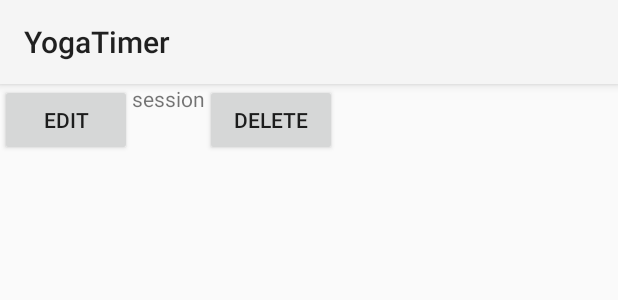
After one commit to gngable/YogaTimer, an Android app: the layout list_item_session.xml on its own in the app's theme, with its tools: preview values and no code run, on a phone screen of 412 x 824 dp. The commit adds this screen. Shown: the top 300 px of the screen. Run offline under Robolectric (Android 15) with nearby library versions, the phone set to English and light mode, and no system bars.

Commit message:
Filled out functionality for the session activity

```diff
--- /dev/null
+++ b/YogaTimer/app/src/main/res/layout/list_item_session.xml
@@ -0,0 +1,29 @@
+<LinearLayout xmlns:android="http://schemas.android.com/apk/res/android"
+    android:layout_width="wrap_content"
+    android:layout_height="match_parent"
+    android:orientation="horizontal">
+
+	<Button
+		android:id="@+id/list_item_sessionEditButton"
+		android:layout_width="wrap_content"
+		android:layout_height="wrap_content"
+		android:text="Edit"
+	/>
+
+    <TextView
+		android:id="@+id/list_item_sessionLabel"
+		android:layout_height="match_parent"
+		android:layout_width="wrap_content"
+		android:layout_weight="1"
+		android:text="session"
+		/>
+
+	<Button
+		android:id="@+id/list_item_sessionDeleteButton"
+		android:layout_width="wrap_content"
+		android:layout_height="wrap_content"
+		android:onClick="deleteClick"
+		android:text="delete"
+		/>
+
+</LinearLayout>
```
Also changed, not shown: YogaTimer/app/src/main/java/com/mercangelsoftware/yogatimer/SessionsActivity.java (+103 -11 lines), YogaTimer/app/src/main/res/layout/activity_sessions.xml (+8 -0 lines), 83 other files.
